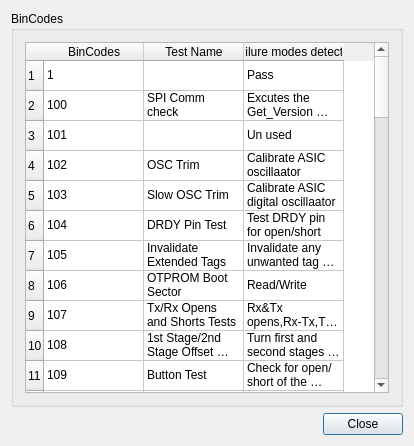
The window that Huangpu/Syn_BinCodesDlg.ui (fanmuzhi/huangpu) describes before a commit, drawn with Qt 5.
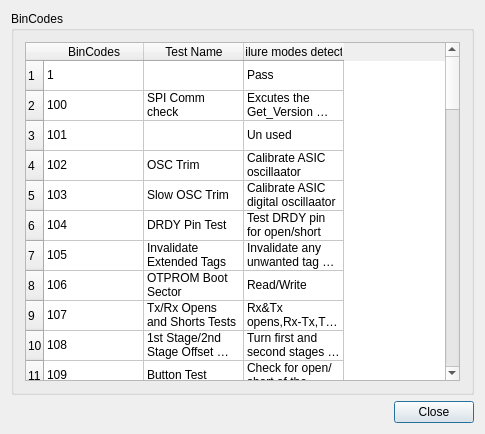
The same window after the commit.

Commit message: add checksum bincode

What changed in the file:
```diff
--- a/Huangpu/Syn_BinCodesDlg.ui
+++ b/Huangpu/Syn_BinCodesDlg.ui
@@ -6,8 +6,8 @@
    <rect>
     <x>0</x>
     <y>0</y>
-    <width>414</width>
-    <height>446</height>
+    <width>485</width>
+    <height>434</height>
    </rect>
   </property>
   <property name="windowTitle">
@@ -318,6 +318,11 @@
           <string>58</string>
          </property>
         </row>
+        <row>
+         <property name="text">
+          <string>59</string>
+         </property>
+        </row>
         <column>
          <property name="text">
           <string>BinCodes</string>
@@ -1188,6 +1193,16 @@
           <string>MainSector Fail</string>
          </property>
         </item>
+        <item row="58" column="0">
+         <property name="text">
+          <string>154</string>
+         </property>
+        </item>
+        <item row="58" column="1">
+         <property name="text">
+          <string>ROMChecksum Fail</string>
+         </property>
+        </item>
        </widget>
       </item>
      </layout>
```
The commit also changes 5 other files.
